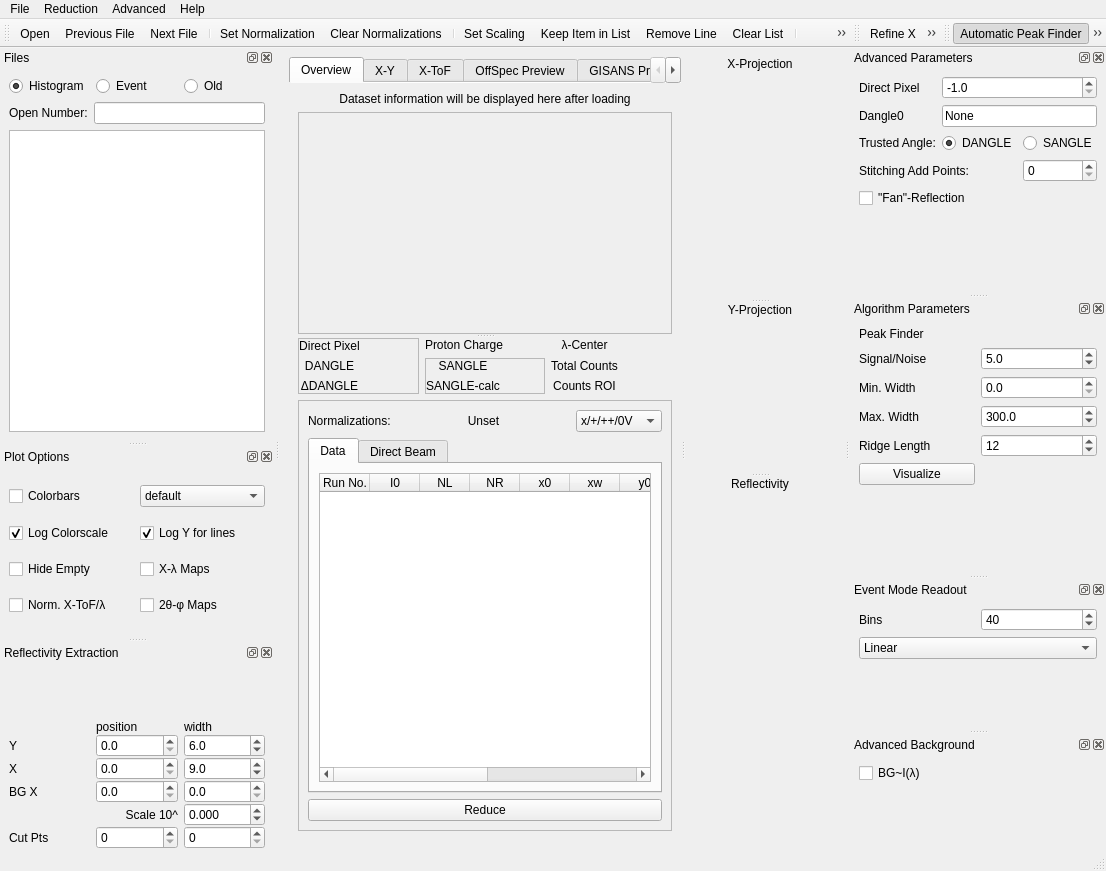
First picture: the form in designer/main_window.ui, repository aglavic/quicknxs, before the edit.
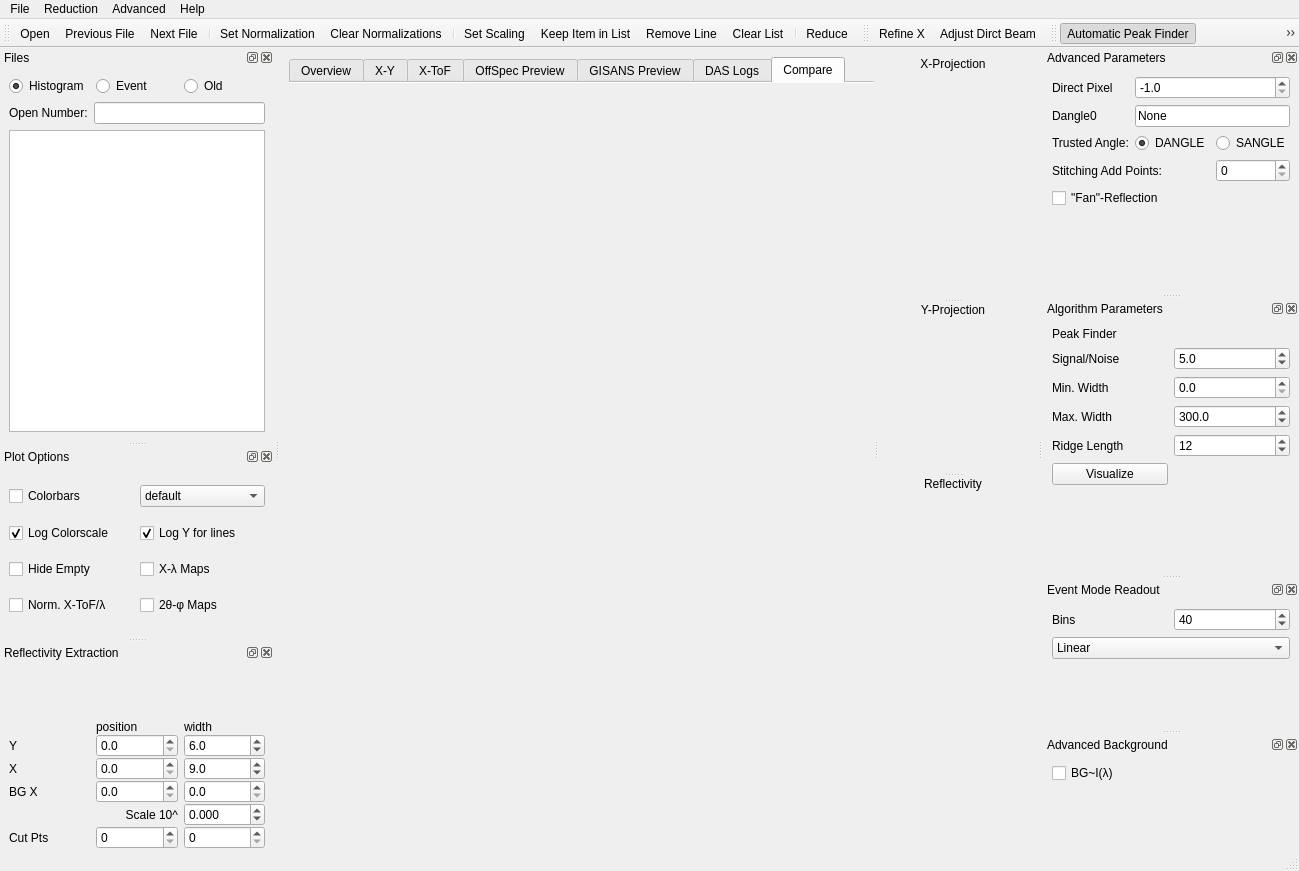
Second picture: the form after the edit. The open tabs and pages were chosen to show the change. Icons and pictures are not drawn. Custom widgets are drawn as their Qt base class.

Commit message: Compare plots tab

Diff of the .ui file:
```diff
--- a/designer/main_window.ui
+++ b/designer/main_window.ui
@@ -6,7 +6,7 @@
    <rect>
     <x>0</x>
     <y>0</y>
-    <width>1106</width>
+    <width>1299</width>
     <height>871</height>
    </rect>
   </property>
@@ -1321,6 +1321,16 @@
          </item>
         </layout>
        </widget>
+       <widget class="QWidget" name="compareTab">
+        <attribute name="title">
+         <string>Compare</string>
+        </attribute>
+        <layout class="QVBoxLayout" name="verticalLayout_9">
+         <item>
+          <widget class="CompareWidget" name="widget_5" native="true"/>
+         </item>
+        </layout>
+       </widget>
       </widget>
       <widget class="QWidget" name="rightPlots" native="true">
        <property name="sizePolicy">
@@ -1468,7 +1478,7 @@
     <rect>
      <x>0</x>
      <y>0</y>
-     <width>1106</width>
+     <width>1299</width>
      <height>21</height>
     </rect>
    </property>
@@ -2660,6 +2670,12 @@
    <header location="global">persistentframe.h</header>
    <container>1</container>
   </customwidget>
+  <customwidget>
+   <class>CompareWidget</class>
+   <extends>QWidget</extends>
+   <header location="global">compare_plots.h</header>
+   <container>1</container>
+  </customwidget>
  </customwidgets>
  <tabstops>
   <tabstop>numberSearchEntry</tabstop>
```
Left out of the diff: 2 changed lines with no effect on the pictures. The commit also changes 8 other files.
